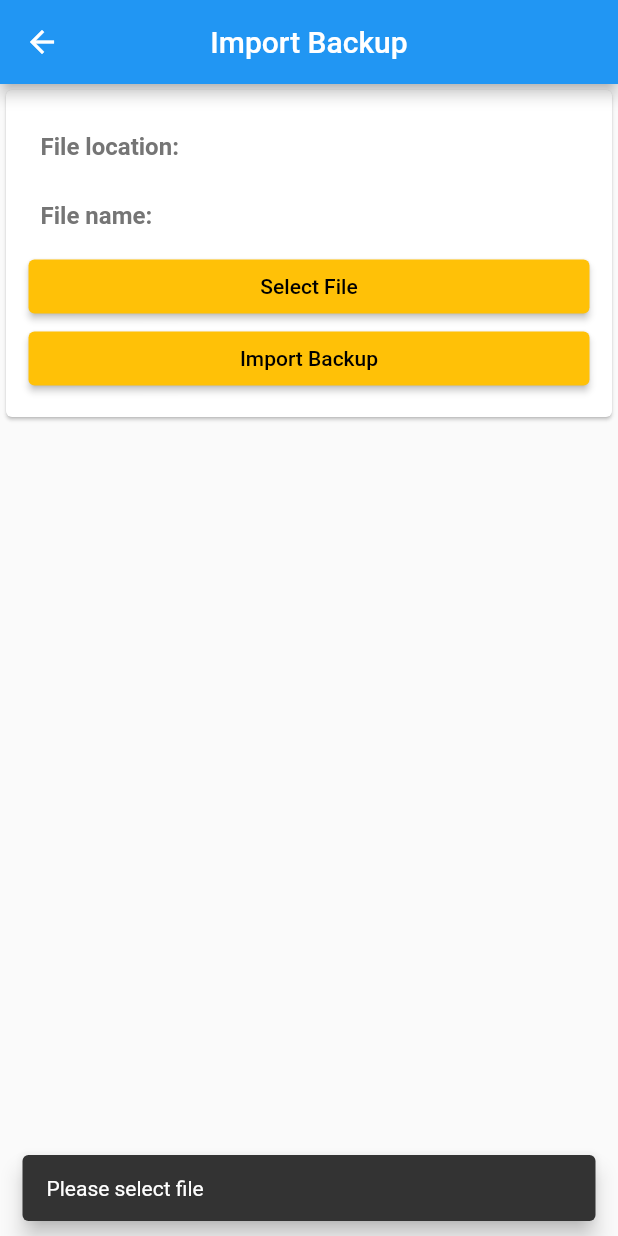
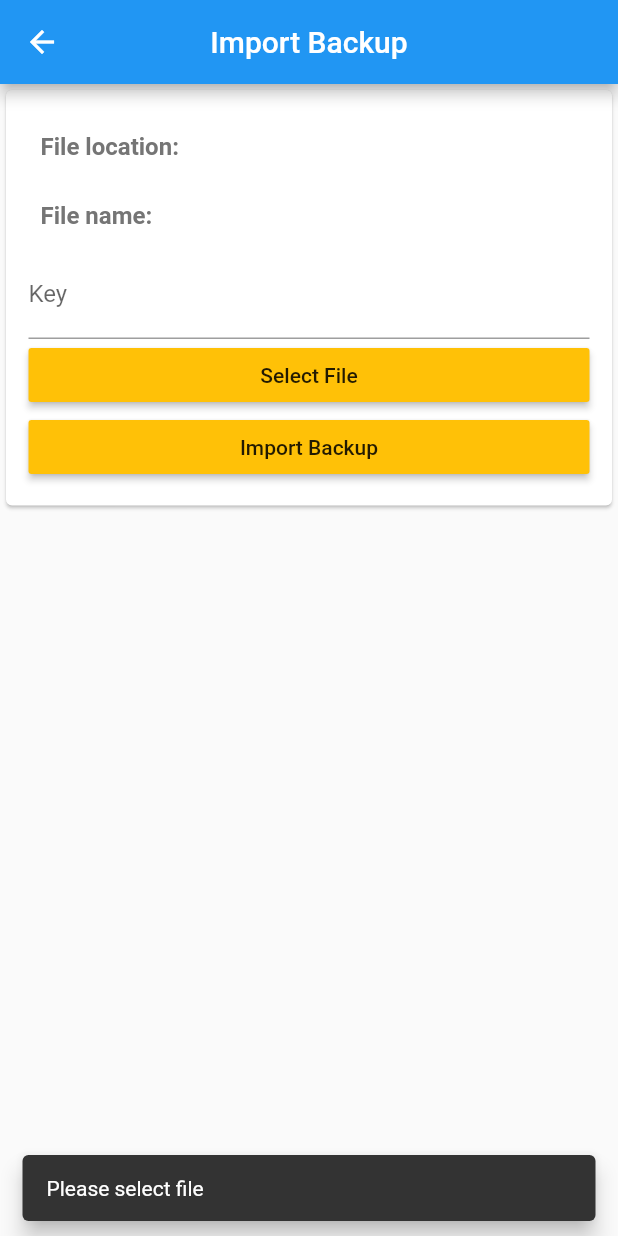
Before and after one commit to nsdahile/password-manager, a Flutter app: the ImportBackupScreen screen opened by its route, after a tap on "Import Backup", on a phone screen of 412 x 824 dp. Run offline on Flutter 3.47's test engine with Material 2 defaults, Android fonts, the phone set to English and light mode, and no system bars; our stand-ins replace cached_network_image, csv, permission_handler, shared_preferences, sqflite; missing offline and left inert: clipboard, favicon, filesystem_picker, flutter_document_picker, flutter_lock_screen, flutter_string_encryption; accounts and stored records are empty.

Commit message:
Encryption added

```diff
--- a/lib/helper/backup_helper.dart
+++ b/lib/helper/backup_helper.dart
@@ -10,6 +10,9 @@ class BackupHelper {
     @required List<List<String>> accountList,
     String fileName = 'password-manager.csv',
   }) async {
+    if (!fileName.endsWith('.csv')) {
+      fileName = fileName + '.csv';
+    }
     try {
       var targetLocation = path.join(targetFolderPath, fileName);
       var file = File(targetLocation);
--- /dev/null
+++ b/lib/helper/encryption_helper.dart
@@ -0,0 +1,54 @@
+import 'package:flutter/foundation.dart';
+import 'package:flutter_string_encryption/flutter_string_encryption.dart';
+import 'package:shared_preferences/shared_preferences.dart';
+
+import '../models/encription_exception.dart';
+
+class EncryptionHelper {
+  static String _key;
+  static final String _keyName = 'encryption-key';
+
+  static Future<String> getKey() async {
+    await EncryptionHelper.setKey();
+    return EncryptionHelper._key;
+  }
+
+  static Future<void> setKey() async {
+    if (EncryptionHelper._key != null && EncryptionHelper._key.isNotEmpty)
+      return;
+    final pref = await SharedPreferences.getInstance();
+    EncryptionHelper._key = pref.getString(EncryptionHelper._keyName);
+    if (EncryptionHelper._key == null || EncryptionHelper._key.isEmpty) {
+      EncryptionHelper._key = await genrateKey();
+      await pref.setString(EncryptionHelper._keyName, EncryptionHelper._key);
+    }
+  }
+
+  static Future<String> genrateKey() async {
+    final cryptor = new PlatformStringCryptor();
+    final String key = await cryptor.generateRandomKey();
+    return key;
+  }
+
+  static Future<String> encript(String str) async {
+    EncryptionHelper.setKey();
+    final cryptor = new PlatformStringCryptor();
+    final String encrypted = await cryptor.encrypt(str, EncryptionHelper._key);
+    return encrypted;
+  }
+
+  static Future<String> decrypt({@required String str, String key}) async {
+    EncryptionHelper.setKey();
+    final cryptor = new PlatformStringCryptor();
+    try {
+      final String decrypted =
+          await cryptor.decrypt(str, key ?? EncryptionHelper._key);
+      return decrypted;
+    } on MacMismatchException {
+      // unable to decrypt (wrong key or forged data)
+      throw EncriptionException('Unable to decript, Please enter correct key');
+    } catch (err) {
+      throw EncriptionException('Unable to decript, Please enter correct key');
+    }
+  }
+}
--- a/lib/main.dart
+++ b/lib/main.dart
@@ -25,6 +25,7 @@ class MyApp extends StatelessWidget {
         theme: ThemeData(
           primaryColor: Colors.grey[800],
           accentColor: Colors.amber,
+          cursorColor: Colors.black,
           appBarTheme: ThemeData.light().appBarTheme.copyWith(
                 textTheme: const TextTheme(
                   headline6: TextStyle(
@@ -36,7 +37,6 @@ class MyApp extends StatelessWidget {
               ),
           buttonTheme: ButtonThemeData(
             buttonColor: Colors.amber,
-            textTheme: ButtonTextTheme.primary,
           ),
         ),
         home: FutureBuilder(
--- /dev/null
+++ b/lib/models/encription_exception.dart
@@ -0,0 +1,8 @@
+class EncriptionException implements Exception {
+  final String massage;
+  EncriptionException(this.massage);
+
+  String toString() {
+    return this.massage;
+  }
+}
--- a/lib/screens/import_backup_screen.dart
+++ b/lib/screens/import_backup_screen.dart
@@ -5,6 +5,9 @@ import 'package:flutter_document_picker/flutter_document_picker.dart';
 
 import '../helper/backup_helper.dart';
 import '../helper/db_helper.dart';
+import '../helper/encryption_helper.dart';
+
+// import '../models/encription_exception.dart';
 
 import '../providers/list_account_data.dart';
 
@@ -31,6 +34,14 @@ class ImportBackupScreenBody extends StatefulWidget {
 class _ImportBackupScreenBodyState extends State<ImportBackupScreenBody> {
   var fileName = '';
   var filePath = '';
+  var keyController = TextEditingController();
+
+  @override
+  void dispose() {
+    super.dispose();
+    keyController.dispose();
+  }
+
   @override
   Widget build(BuildContext context) {
     return Card(
@@ -39,12 +50,17 @@ class _ImportBackupScreenBodyState extends State<ImportBackupScreenBody> {
           vertical: 15,
           horizontal: 15,
         ),
+        child: SingleChildScrollView(
           child: Column(
             mainAxisSize: MainAxisSize.min,
             crossAxisAlignment: CrossAxisAlignment.stretch,
             children: [
               InfoTile(label: 'File location', value: filePath),
               InfoTile(label: 'File name', value: fileName),
+              TextField(
+                decoration: InputDecoration(labelText: 'Key'),
+                controller: keyController,
+              ),
               RaisedButton(
                 onPressed: pickFile,
                 child: Text('Select File'),
@@ -56,35 +72,47 @@ class _ImportBackupScreenBodyState extends State<ImportBackupScreenBody> {
             ],
           ),
         ),
+      ),
     );
   }
 
   void importBackup() async {
+    FocusScope.of(context).unfocus();
     var massage = 'Import Successful';
     try {
       if (fileName.isEmpty || filePath.isEmpty) {
         massage = 'Please select file';
+      } else if (keyController.text == null || keyController.text.isEmpty) {
+        massage = 'Please enter key';
       } else {
         //getting content of file
         var contentList =
             await BackupHelper.databaseImportBackup(filePath: filePath);
         //inserting accounts in database
-        contentList.forEach((accountList) {
-          DBHelper.insert(
+        for (var accountList in contentList) {
+          var decrypedPassword;
+          try {
+            decrypedPassword =
+                await decryptThenEncrypt(accountList[3], keyController.text);
+            await DBHelper.insert(
               url: accountList[0],
               username: accountList[1],
               email: accountList[2],
-            password: accountList[3],
+              password: decrypedPassword,
               about: accountList[4],
               imageUrl: accountList[5],
               date: DateTime.parse(accountList[6]),
             );
-        });
+          } catch (e) {
+            massage = e.massage;
+            break;
+          }
+        }
         //notifying all accounts list listening screens
-        Provider.of<ListAccountData>(context, listen: false)
+        await Provider.of<ListAccountData>(context, listen: false)
             .refreshFromDBNotifyListener();
       }
-    } catch (e) {
+    } catch (err) {
       massage = 'Unable to import file';
     } finally {
       Scaffold.of(context).showSnackBar(
@@ -93,6 +121,18 @@ class _ImportBackupScreenBodyState extends State<ImportBackupScreenBody> {
           behavior: SnackBarBehavior.floating,
         ),
       );
+    }
+  }
+
+  Future<String> decryptThenEncrypt(String password, String oldKey) async {
+    if (await EncryptionHelper.getKey() == oldKey) return password;
+    try {
+      var decryptedPassword =
+          await EncryptionHelper.decrypt(str: password, key: oldKey);
+      var encryptedPassword = await EncryptionHelper.encript(decryptedPassword);
+      return encryptedPassword;
+    } catch (err) {
+      throw (err);
     }
   }
 
--- a/lib/widgets/info_tile.dart
+++ b/lib/widgets/info_tile.dart
@@ -55,7 +55,7 @@ class InfoTile extends StatelessWidget {
     if (!isPassword)
       return Text(
         value,
-        style: TextStyle(
+        style: const TextStyle(
           fontWeight: FontWeight.bold,
           fontSize: 16,
         ),
--- a/lib/widgets/list_accout_screen/account_tile.dart
+++ b/lib/widgets/list_accout_screen/account_tile.dart
@@ -92,6 +92,7 @@ class _AccountTileState extends State<AccountTile> {
     } catch (e) {
       massage = 'Delete Failed';
     } finally {
+      Scaffold.of(context).hideCurrentSnackBar();
       Scaffold.of(context).showSnackBar(
         SnackBar(
           content: Text(
--- a/pubspec.yaml
+++ b/pubspec.yaml
@@ -42,6 +42,7 @@ dependencies:
   flutter_lock_screen: ^1.0.8
   local_auth: ^0.6.3+4
   shared_preferences: ^0.5.12+4
+  flutter_string_encryption: ^0.3.1
 
 dev_dependencies:
   flutter_test:
```
Also changed, not shown: lib/screens/export_backup_screen.dart (+34 -0 lines), lib/widgets/add_account_screen/add_account_form.dart (+23 -8 lines), lib/widgets/passwordtile.dart (+18 -3 lines), pubspec.lock, 3 other files. Lines whose indentation alone changed are shown as unchanged.
